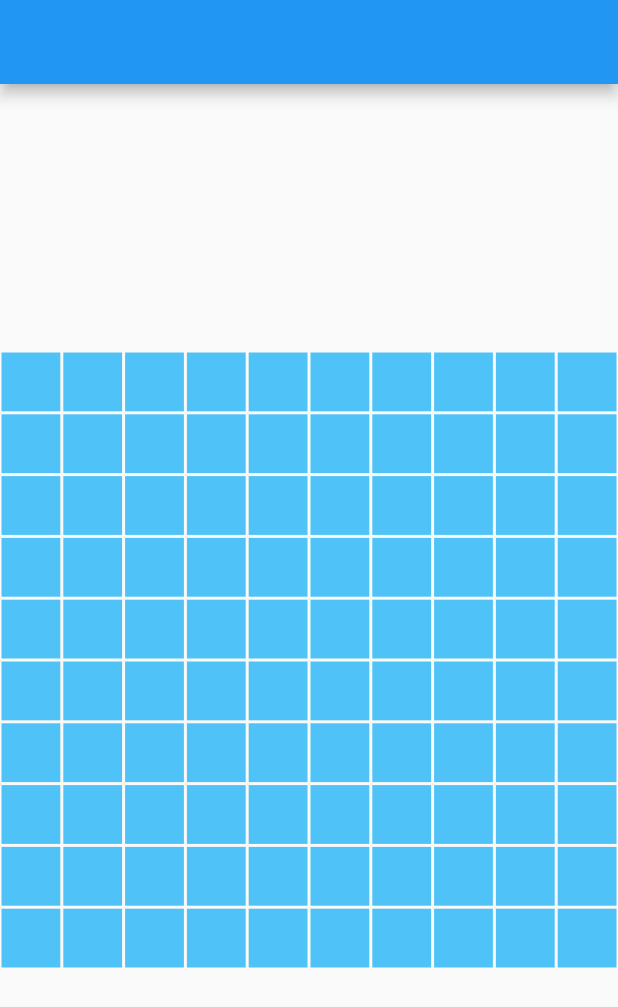
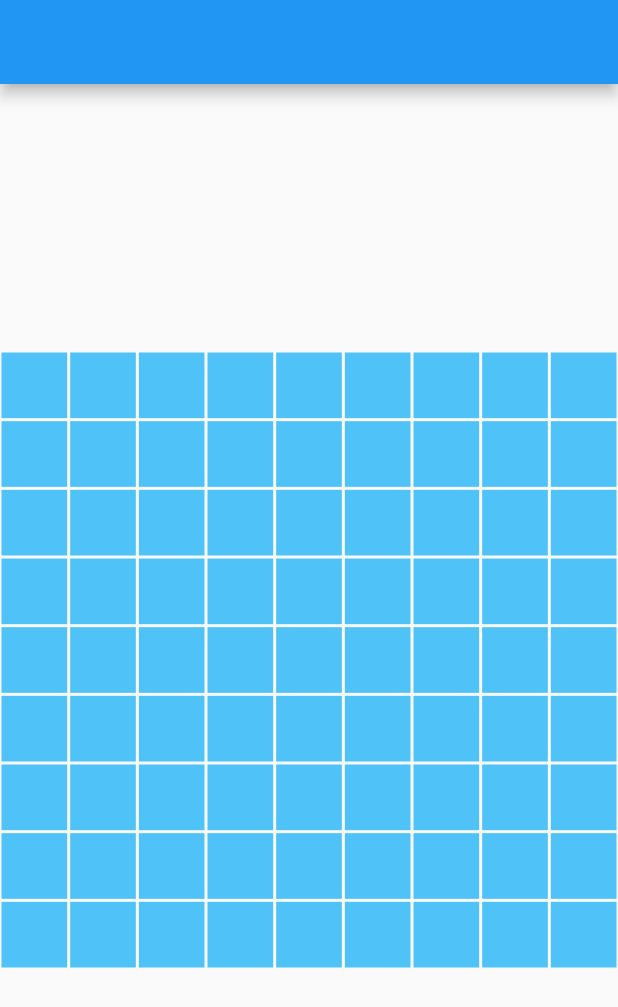
Before and after one commit to mykhailok01/minesweeper_flutter, a Flutter app: the screen it shows after launch, on a phone screen of 412 x 824 dp. Shown: the top 1007 px of the screen. Run offline on Flutter 3.47's test engine with Material 2 defaults, Android fonts, the phone set to English and light mode, and no system bars.

Commit message:
Implement basic game field interaction

```diff
--- a/lib/main.dart
+++ b/lib/main.dart
@@ -1,8 +1,7 @@
 import 'package:flutter/material.dart';
+import 'package:provider/provider.dart';
 import 'package:minesweeper_in_flutter/widgets/game_page.dart';
-import 'package:provider/provider.dart';
 import 'package:minesweeper_in_flutter/models/mine_field_model.dart';
-import 'package:minesweeper_in_flutter/widgets/game_page.dart';
 
 void main() {
   runApp(MyApp());
@@ -14,7 +13,7 @@ class MyApp extends StatelessWidget {
   @override
   Widget build(BuildContext context) {
     return ChangeNotifierProvider(
-      create: (_) => MineFieldModel(10, 10),
+      create: (_) => MineFieldModel(rows: 9, columns: 9),
       child: MaterialApp(
         title: 'Minesweeper',
         theme: ThemeData(
--- /dev/null
+++ b/lib/models/field.dart
@@ -0,0 +1,39 @@
+import 'dart:collection';
+import 'package:minesweeper_in_flutter/models/field_location_info.dart';
+import 'package:minesweeper_in_flutter/models/cells.dart';
+import 'package:minesweeper_in_flutter/utility.dart';
+
+class Field {
+  final int rows;
+  final int columns;
+  final FieldLocationInfo info;
+  late List<List<int>> _cellsStatuses;
+  Field({required this.rows, required this.columns, required this.info})
+      : _cellsStatuses = List.generate(
+          rows,
+          (_) => List.filled(columns, Cells.closed),
+        ) {
+    assert(_cellsStatuses.isNotEmpty);
+    assert(_cellsStatuses.first.isNotEmpty);
+  }
+
+  bool openCell(int row, int column) {
+    if (row < 0 || row >= rows) return false;
+    if (column < 0 || column >= columns) return false;
+    if (_cellsStatuses[row][column] != Cells.closed) return false;
+    _cellsStatuses[row][column] = info.bombsAround(row, column);
+    if (_cellsStatuses[row][column] == Cells.empty) {
+      transformSurrounding(cells, row, column, openCell);
+    }
+    return true;
+  }
+
+  int cellStatus(int row, int column) => _cellsStatuses[row][column];
+
+  UnmodifiableListView<UnmodifiableListView<int>> get cells =>
+      UnmodifiableListView(
+        _cellsStatuses.map(
+          (e) => UnmodifiableListView(e),
+        ),
+      );
+}
--- a/lib/models/mine_field_model.dart
+++ b/lib/models/mine_field_model.dart
@@ -1,24 +1,29 @@
 import 'dart:collection';
 
 import 'package:flutter/foundation.dart';
-import 'package:minesweeper_in_flutter/models/cells.dart';
+import 'package:minesweeper_in_flutter/models/field.dart';
+import 'package:minesweeper_in_flutter/models/field_location_info.dart';
+import 'package:minesweeper_in_flutter/models/random_bomb_plan_advisor.dart';
 
 class MineFieldModel with ChangeNotifier {
-  late List<List<int>> _cells;
-  MineFieldModel(int rows, int columns)
-      : _cells = List.generate(
-          rows,
-          (_) => List.filled(columns, Cells.closed),
-        ) {
-    assert(_cells.isNotEmpty);
-    assert(_cells.first.isNotEmpty);
+  Field field;
+  MineFieldModel({
+    required int rows,
+    required int columns,
+  }) : field = Field(
+            rows: rows,
+            columns: columns,
+            info: FieldLocationInfo.generate(
+                rows: rows,
+                columns: columns,
+                bombs: 10,
+                advisor: RandomBombPlantAdvisor(columns: columns, rows: rows)));
+  UnmodifiableListView<UnmodifiableListView<int>> get cells => field.cells;
+  int get rows => field.rows;
+  int get columns => field.columns;
+  int cell(int row, int column) => field.cellStatus(row, column);
+  void openCell(int row, int column) {
+    field.openCell(row, column);
+    notifyListeners();
   }
-  UnmodifiableListView<UnmodifiableListView<int>> get cells =>
-      UnmodifiableListView(
-        _cells.map(
-          (e) => UnmodifiableListView(e),
-        ),
-      );
-  int get rowCount => cells.length;
-  int get columnCount => cells.first.length;
 }
--- a/lib/widgets/game_page.dart
+++ b/lib/widgets/game_page.dart
@@ -1,5 +1,5 @@
 import 'package:flutter/material.dart';
-import 'package:minesweeper_in_flutter/widgets/mine_field.dart';
+import 'package:minesweeper_in_flutter/widgets/mine_tile_field.dart';
 
 class GamePage extends StatelessWidget {
   const GamePage({Key? key}) : super(key: key);
@@ -10,7 +10,7 @@ class GamePage extends StatelessWidget {
       child: Scaffold(
         appBar: AppBar(),
         body: Center(
-          child: MineField(),
+          child: MineTileField(),
         ),
       ),
     );
--- a/lib/widgets/mine_field.dart
+++ /dev/null
@@ -1,40 +0,0 @@
-import 'package:flutter/material.dart';
-import 'package:provider/provider.dart';
-import 'package:minesweeper_in_flutter/models/mine_field_model.dart';
-import 'package:minesweeper_in_flutter/widgets/mine_cell.dart';
-import 'dart:math';
-
-class MineField extends StatelessWidget {
-  const MineField({Key? key}) : super(key: key);
-
-  @override
-  Widget build(BuildContext context) {
-    return Consumer<MineFieldModel>(
-      builder: (_, field, __) {
-        return LayoutBuilder(
-          builder: (context, constraints) {
-            double mineCellSize = min(constraints.maxHeight / field.rowCount,
-                constraints.maxWidth / field.columnCount);
-            return Column(
-              crossAxisAlignment: CrossAxisAlignment.center,
-              mainAxisAlignment: MainAxisAlignment.center,
-              children: field.cells
-                  .map(
-                    (rowCells) => Row(
-                      mainAxisAlignment: MainAxisAlignment.center,
-                      children: rowCells
-                          .map(
-                            (value) =>
-                                MineCell(value: value, size: mineCellSize),
-                          )
-                          .toList(),
-                    ),
-                  )
-                  .toList(),
-            );
-          },
-        );
-      },
-    );
-  }
-}
--- a/lib/widgets/mine_cell.dart
+++ b/lib/widgets/mine_tile.dart
@@ -1,19 +1,22 @@
 import 'package:flutter/material.dart';
 import 'package:minesweeper_in_flutter/models/cells.dart';
+import 'package:minesweeper_in_flutter/models/mine_field_model.dart';
+import 'package:provider/provider.dart';
 
-class MineCell extends StatelessWidget {
-  final int value;
+class MineTile extends StatelessWidget {
+  final int row;
+  final int column;
   final double size;
-  const MineCell({Key? key, required this.value, required this.size})
+  const MineTile(
+      {Key? key, required this.row, required this.column, required this.size})
       : super(key: key);
 
   @override
   Widget build(BuildContext context) {
+    var field = context.watch<MineFieldModel>();
+    var value = field.cell(row, column);
     return GestureDetector(
-      onTap: () {
-        //TODO: implement provider call
-        throw UnimplementedError();
-      },
+      onTap: () => field.openCell(row, column),
       child: Container(
         color: value == Cells.closed
             ? Colors.lightBlue.shade300
--- /dev/null
+++ b/lib/widgets/mine_tile_field.dart
@@ -0,0 +1,35 @@
+import 'package:flutter/material.dart';
+import 'package:provider/provider.dart';
+import 'package:minesweeper_in_flutter/models/mine_field_model.dart';
+import 'package:minesweeper_in_flutter/widgets/mine_tile.dart';
+import 'dart:math';
+
+class MineTileField extends StatelessWidget {
+  const MineTileField({Key? key}) : super(key: key);
+
+  @override
+  Widget build(BuildContext context) {
+    return LayoutBuilder(
+      builder: (context, constraints) {
+        var field = context.read<MineFieldModel>();
+        double tileSize = min(constraints.maxHeight / field.rows,
+            constraints.maxWidth / field.columns);
+        return Column(
+          crossAxisAlignment: CrossAxisAlignment.center,
+          mainAxisAlignment: MainAxisAlignment.center,
+          children: () {
+            List<Widget> tilesRows = [];
+            for (int row = 0; row < field.rows; ++row) {
+              List<Widget> tiles = [];
+              for (int column = 0; column < field.columns; ++column) {
+                tiles.add(MineTile(row: row, column: column, size: tileSize));
+              }
+              tilesRows.add(Row(children: tiles));
+            }
+            return tilesRows;
+          }(),
+        );
+      },
+    );
+  }
+}
```
Also changed, not shown: 2 other files.
